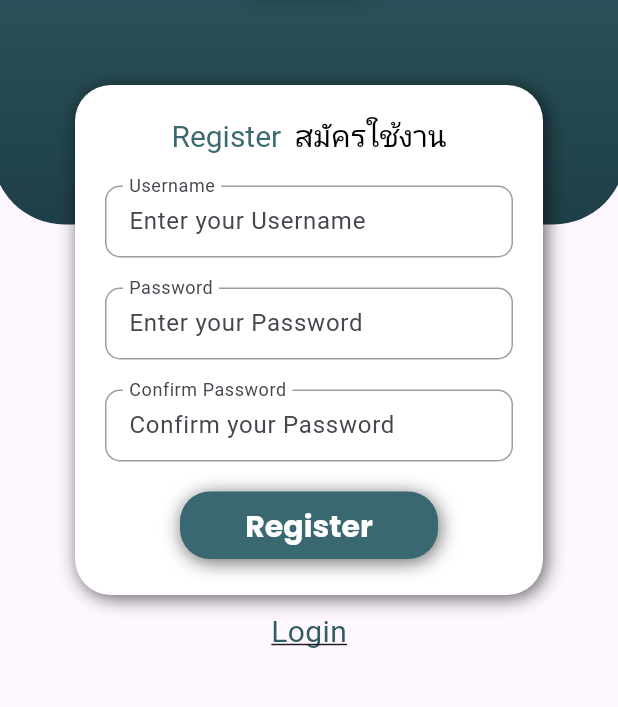
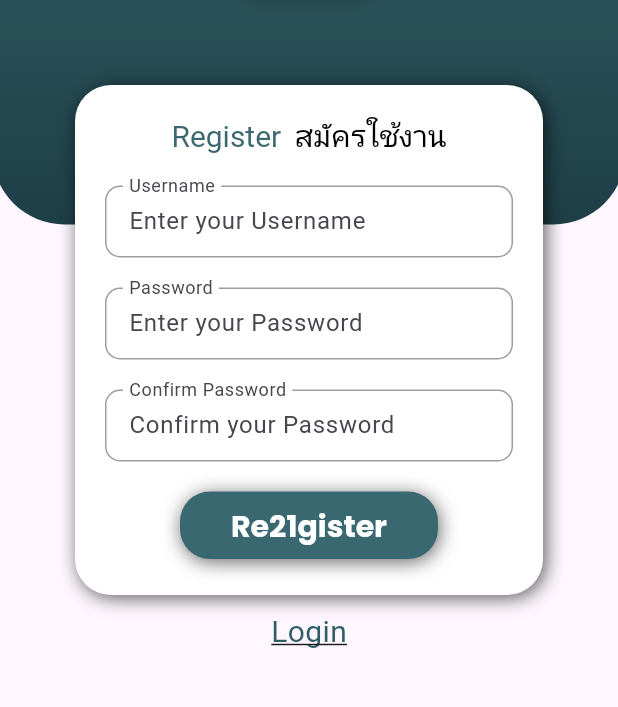
Before and after one commit to lovemxchine/test_se, a Flutter app: the Register screen opened directly, on a phone screen of 412 x 824 dp, the part 290-997 px from its top. Run offline on Flutter 3.47's test engine with Material 3 defaults, Android fonts, the light colour scheme and no system bars; our stand-ins replace google_fonts; Roboto replaces fonts that are missing (Mitr).

Commit message:
login&register v2 finished... by noey

```diff
--- a/lib/screens/register_screen.dart
+++ b/lib/screens/register_screen.dart
@@ -121,7 +121,8 @@ class Register extends StatelessWidget {
                             height: 20,
                           ),
                           MyButton(
-                              onTap: registerWithPassword, hinText: 'Register')
+                              onTap: registerWithPassword,
+                              hinText: 'Re21gister')
                         ],
                       ),
                     )
```
